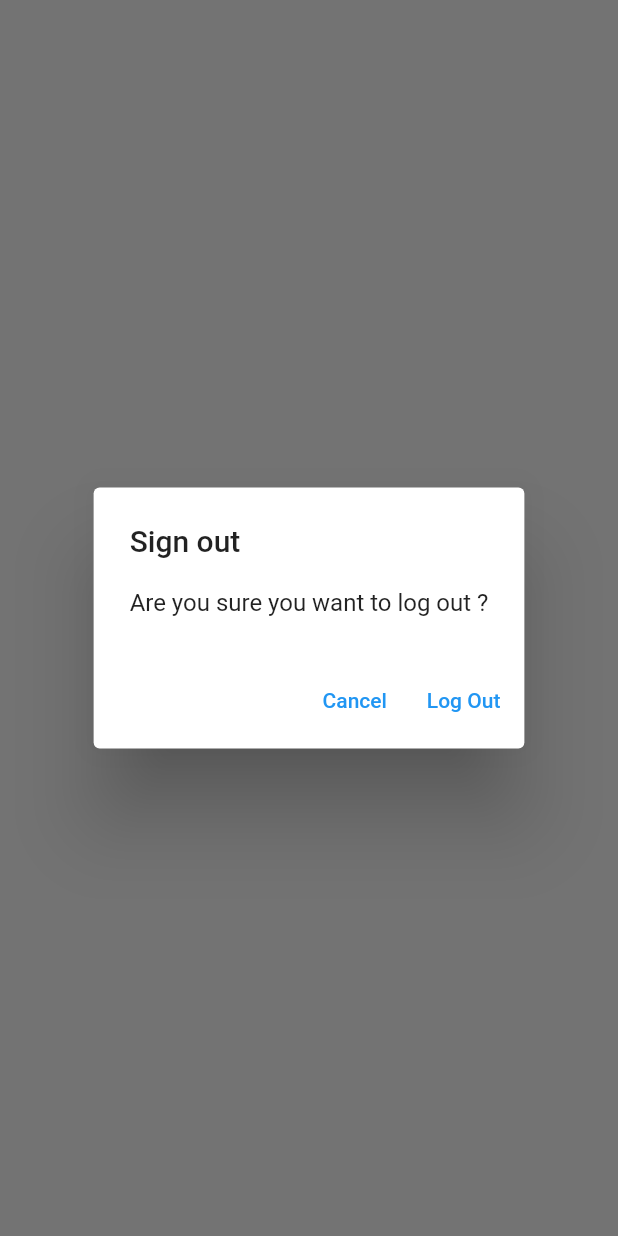
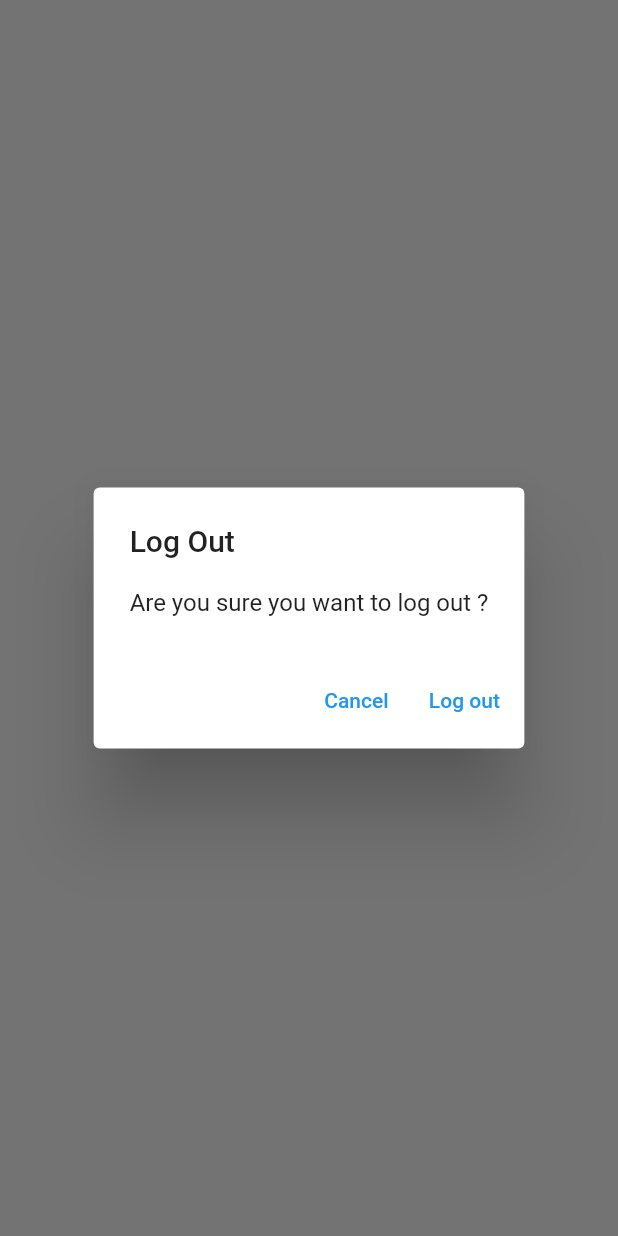
Before and after one commit to VincentGonnet/Colorfool, a Flutter app: what showLogOutDialog() shows on an empty page, opened directly, on a phone screen of 412 x 824 dp. Run offline on Flutter 3.47's test engine with Material 2 defaults, Android fonts, the phone set to English and light mode, and no system bars; our stand-ins replace firebase_auth, firebase_core, sqflite; accounts and stored records are empty; network calls fail.

Commit message:
generic dialog methods and delete color function

```diff
--- /dev/null
+++ b/lib/utilities/dialogs/generic_dialog.dart
@@ -0,0 +1,34 @@
+import 'package:flutter/cupertino.dart';
+import 'package:flutter/material.dart';
+
+typedef DialogOptionsBuilder<T> = Map<String, T?> Function();
+
+Future<T?> showGenericDialog<T>({
+  required BuildContext context,
+  required String title,
+  required String content,
+  required DialogOptionsBuilder optionsBuilder,
+}) {
+  final options = optionsBuilder();
+  return showDialog(
+    context: context,
+    builder: (context) {
+      return AlertDialog(
+        title: Text(title),
+        content: Text(content),
+        actions: options.keys.map((optionTitle) {
+          final T value = options[optionTitle];
+          return TextButton(
+              onPressed: () {
+                if (value != null) {
+                  Navigator.of(context).pop(value);
+                } else {
+                  Navigator.of(context).pop();
+                }
+              },
+              child: Text(optionTitle));
+        }).toList(),
+      );
+    },
+  );
+}
--- /dev/null
+++ b/lib/utilities/dialogs/logout_dialog.dart
@@ -0,0 +1,14 @@
+import 'package:colorfool/utilities/dialogs/generic_dialog.dart';
+import 'package:flutter/cupertino.dart';
+
+Future<bool> showLogOutDialog(BuildContext context) {
+  return showGenericDialog<bool>(
+    context: context,
+    title: "Log Out",
+    content: "Are you sure you want to log out ?",
+    optionsBuilder: () => {
+      'Cancel': false,
+      'Log out': true,
+    },
+  ).then((value) => value ?? false);
+}
--- a/lib/views/colors/colors_view.dart
+++ b/lib/views/colors/colors_view.dart
@@ -1,8 +1,10 @@
 import 'package:colorfool/services/auth/auth_service.dart';
 import 'package:colorfool/services/crud/colors_service.dart';
+import 'package:colorfool/views/colors/colors_list_view.dart';
 import 'package:flutter/material.dart';
 import '../../constants/routes.dart';
 import '../../enums/menu_action.dart';
+import '../../utilities/dialogs/logout_dialog.dart';
 
 class ColorsView extends StatefulWidget {
   const ColorsView({Key? key}) : super(key: key);
@@ -76,16 +78,10 @@ class _ColorsViewState extends State<ColorsView> {
                     case ConnectionState.active:
                       if (snapshot.hasData) {
                         final allColors = snapshot.data as List<DatabaseColor>;
-                        return ListView.builder(
-                          itemCount: allColors.length,
-                          itemBuilder: (context, index) {
-                            final color = allColors[index];
-                            return ListTile(
-                              title: Text(
-                                color.colorCode,
-                                maxLines: 1,
-                              ),
-                            );
+                        return ColorsListView(
+                          colors: allColors,
+                          onDeleteColor: (color) async {
+                            await _colorsService.deleteColor(id: color.id);
                           },
                         );
                       }
@@ -103,26 +99,3 @@ class _ColorsViewState extends State<ColorsView> {
     );
   }
 }
-
-Future<bool> showLogOutDialog(BuildContext context) {
-  return showDialog(
-      context: context,
-      builder: (context) {
-        return AlertDialog(
-          title: const Text("Sign out"),
-          content: const Text("Are you sure you want to log out ?"),
-          actions: [
-            TextButton(
-                onPressed: () {
-                  Navigator.of(context).pop(false);
-                },
-                child: const Text("Cancel")),
-            TextButton(
-                onPressed: () {
-                  Navigator.of(context).pop(true);
-                },
-                child: const Text("Log Out")),
-          ],
-        );
-      }).then((value) => value ?? false);
-}
--- a/lib/views/register_view.dart
+++ b/lib/views/register_view.dart
@@ -1,7 +1,7 @@
 import 'package:colorfool/constants/routes.dart';
 import 'package:colorfool/services/auth/auth_exceptions.dart';
 import 'package:colorfool/services/auth/auth_service.dart';
-import 'package:colorfool/utilities/show_error_dialog.dart';
+import 'package:colorfool/utilities/dialogs/error_dialog.dart';
 import 'package:flutter/material.dart';
 
 class RegisterView extends StatefulWidget {
@@ -57,7 +57,8 @@ class _RegisterViewState extends State<RegisterView> {
               final email = _email.text;
               final password = _password.text;
               try {
-                await AuthService.firebase().createUser(email: email, password: password);
+                await AuthService.firebase()
+                    .createUser(email: email, password: password);
                 AuthService.firebase().currentUser;
                 AuthService.firebase().sendEmailVerification();
                 Navigator.of(context).pushNamedAndRemoveUntil(
```
Also changed, not shown: lib/utilities/dialogs/delete_dialog.dart (added, +14 -0 lines), lib/utilities/dialogs/error_dialog.dart (added, +14 -0 lines), lib/utilities/show_error_dialog.dart (deleted, +0 -19 lines), lib/views/colors/colors_list_view.dart (added, +42 -0 lines), lib/views/login_view.dart (+7 -5 lines).
